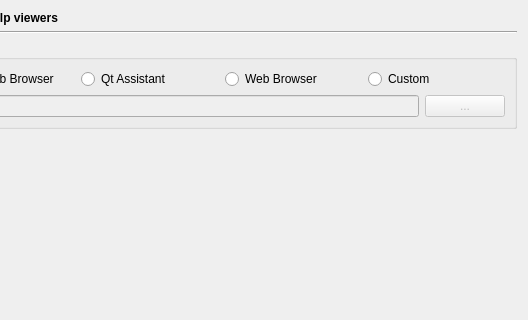
First picture: the form in Preferences/ConfigurationPages/HelpViewersPage.ui, repository testmana2/test, before the edit; both pictures show x 85 to 613 and y 0 to 320 of the 613 by 634 pixel window.
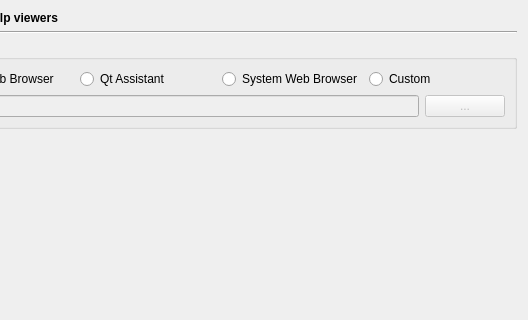
Second picture: the form after the edit.

Commit message: Fixed an issue opening help pages with a system web browser.

Patch:
```diff
--- a/Preferences/ConfigurationPages/HelpViewersPage.ui
+++ b/Preferences/ConfigurationPages/HelpViewersPage.ui
@@ -103,7 +103,7 @@
          <string>Select to use the configured web browser</string>
         </property>
         <property name="text">
-         <string>Web Browser</string>
+         <string>System Web Browser</string>
         </property>
        </widget>
       </item>
```
Left out of the diff: 2 changed lines with no effect on the pictures. The commit also changes 14 other files.
